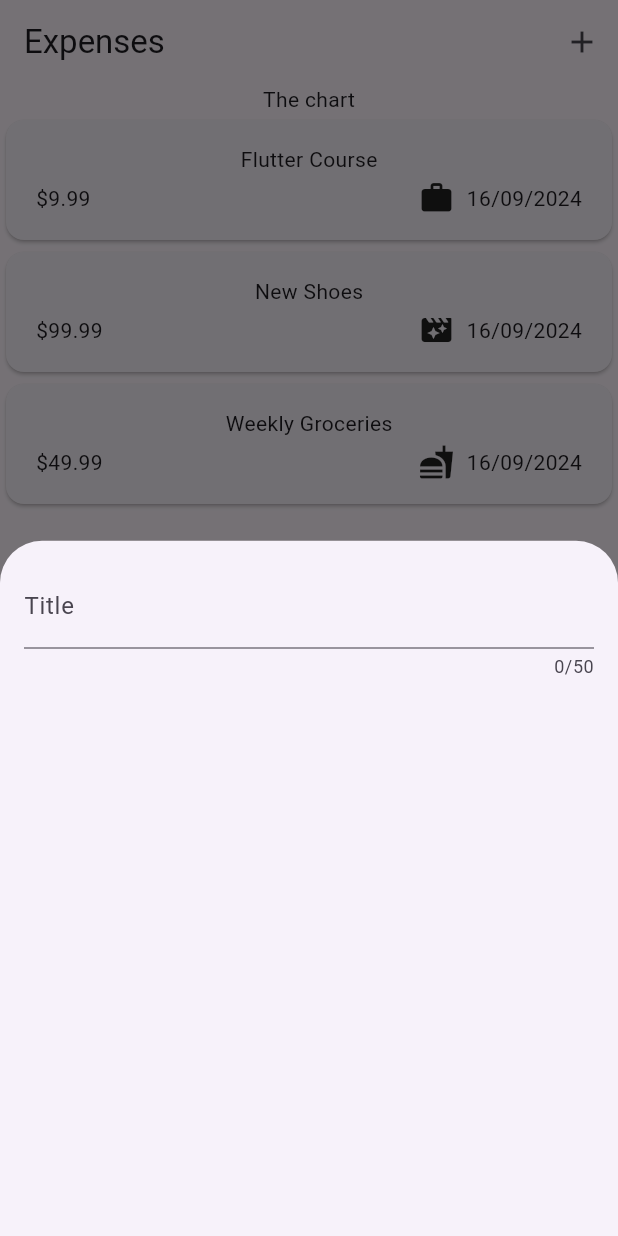
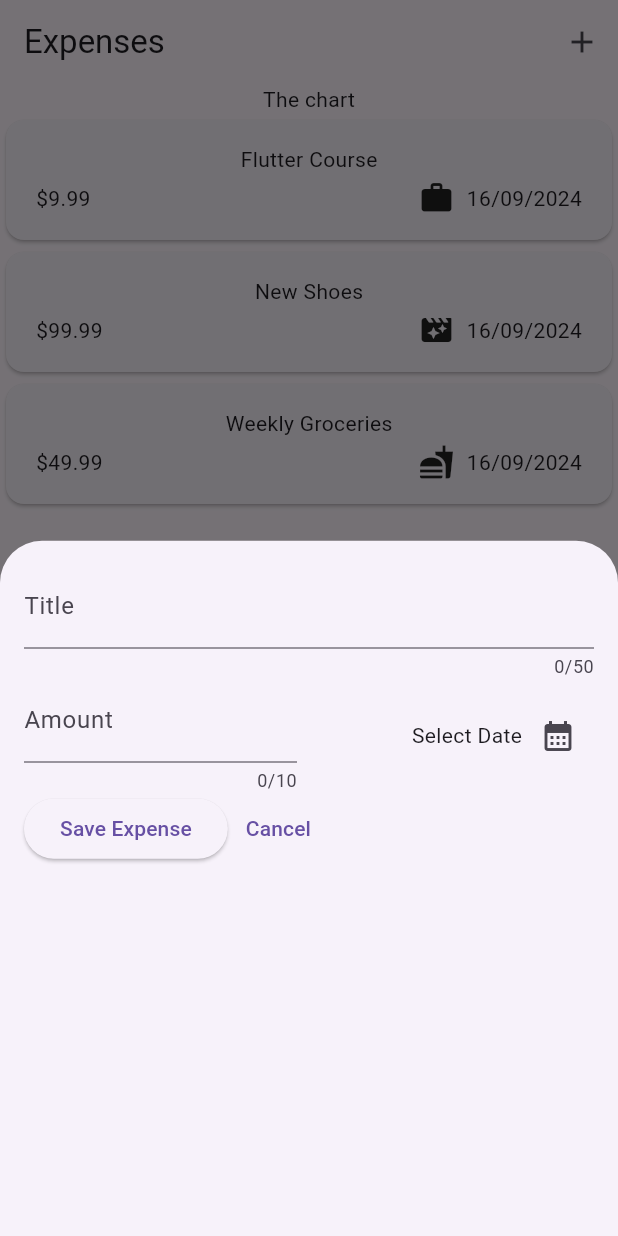
Before and after one commit to HarshaKy/expense_tracker, a Flutter app: the screen it shows after launch, after a tap on the "add" icon, on a phone screen of 412 x 824 dp. Run offline on Flutter 3.47's test engine with Material 3 defaults, Android fonts, the phone set to English and light mode, and no system bars.

Commit message:
date picker and async await

```diff
--- a/lib/widgets/new_expense.dart
+++ b/lib/widgets/new_expense.dart
@@ -1,4 +1,5 @@
 import 'package:flutter/material.dart';
+import 'package:expense_tracker/models/expense.dart';
 
 class NewExpense extends StatefulWidget {
   const NewExpense({super.key});
@@ -8,19 +9,90 @@ class NewExpense extends StatefulWidget {
 }
 
 class _NewExpenseState extends State<NewExpense> {
+  final _titleController = TextEditingController();
+  final _amountController = TextEditingController();
+  DateTime? _date;
+
+  void _datePicker() async {
+    final selectedDate = await showDatePicker(
+      context: context,
+      firstDate: DateTime(2023),
+      lastDate: DateTime.now(),
+      initialDate: _date == null ? DateTime.now() : _date!,
+    );
+    setState(() {
+      _date = selectedDate;
+    });
+  }
+
+  @override
+  void dispose() {
+    _titleController.dispose();
+    _amountController.dispose();
+    super.dispose();
+  }
+
   @override
   Widget build(context) {
-    return const Padding(
-      padding: EdgeInsets.all(16),
+    return Padding(
+      padding: const EdgeInsets.all(16),
       child: Column(
         children: [
           TextField(
+            controller: _titleController,
             maxLength: 50,
             // keyboardType: TextInputType.text,
-            decoration: InputDecoration(
+            decoration: const InputDecoration(
               // labelText: 'Title',
               label: Text('Title'),
             ),
+          ),
+          Row(
+            children: [
+              Expanded(
+                child: TextField(
+                  controller: _amountController,
+                  maxLength: 10,
+                  keyboardType: TextInputType.number,
+                  decoration: const InputDecoration(
+                    // labelText: 'Amount',
+                    prefixText: '\$',
+                    label: Text('Amount'),
+                  ),
+                ),
+              ),
+              const SizedBox(width: 16),
+              Expanded(
+                child: Row(
+                  mainAxisAlignment: MainAxisAlignment.end,
+                  crossAxisAlignment: CrossAxisAlignment.center,
+                  children: [
+                    Text(
+                      _date == null ? 'Select Date' : dateFormat.format(_date!),
+                    ),
+                    IconButton(
+                      icon: const Icon(Icons.calendar_month),
+                      onPressed: _datePicker,
+                    ),
+                  ],
+                ),
+              ),
+            ],
+          ),
+          Row(
+            children: [
+              ElevatedButton(
+                onPressed: () {
+                  print(_titleController.text);
+                  print(_amountController.text);
+                },
+                child: const Text('Save Expense'),
+              ),
+              TextButton(
+                onPressed: () => Navigator.pop(context),
+                child: const Text('Cancel'),
+              ),
+            ],
           ),
         ],
       ),
```
